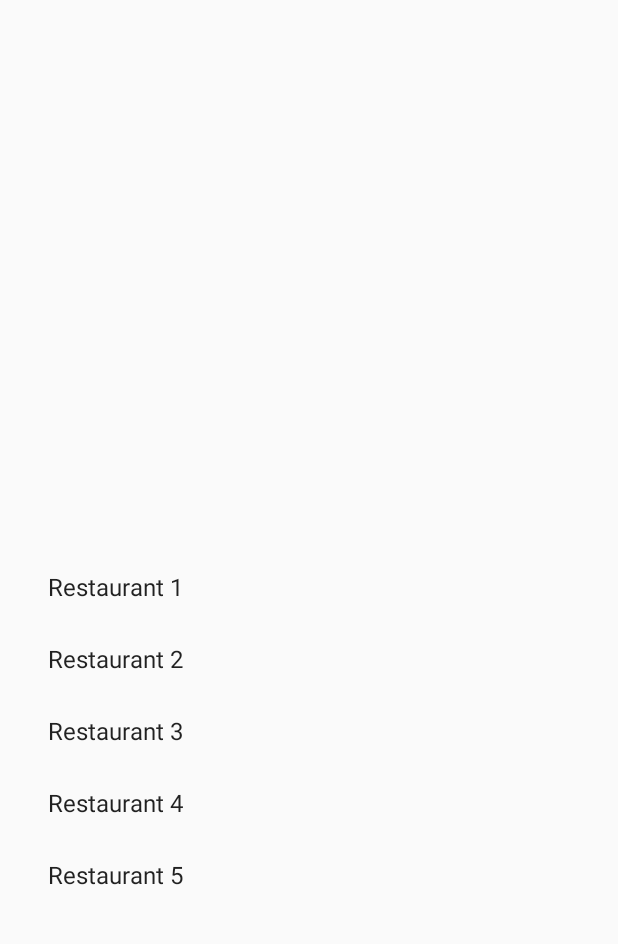
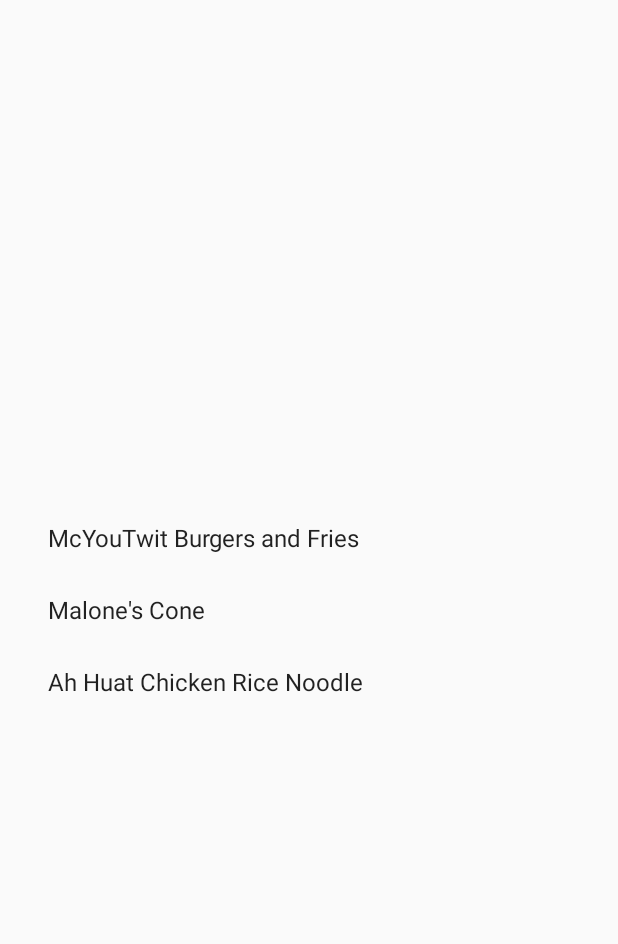
Before and after one commit to Vin11704/Q_less_java, an Android app: the HomePage screen opened directly, with no data from a screen before it, on a phone screen of 412 x 824 dp, the part 277-1221 px from its top. Run offline under Robolectric (Android 15) with nearby library versions, the phone set to English and light mode, and no system bars; Roboto replaces fonts that are not available here.

Commit message:
- linked search page to homepage

```diff
--- a/app/src/main/AndroidManifest.xml
+++ b/app/src/main/AndroidManifest.xml
@@ -44,7 +44,8 @@
 
         <activity
             android:name=".Search"
-            android:exported="false" />
+            android:exported="false"
+            />
 
         <activity
             android:name=".RestaurantInfo"
--- a/app/src/main/java/com/example/q_less_java/HomePage.java
+++ b/app/src/main/java/com/example/q_less_java/HomePage.java
@@ -7,6 +7,7 @@ import android.view.MenuItem;
 import androidx.recyclerview.widget.RecyclerView;
 
 import android.view.View;
+import android.widget.ArrayAdapter;
 import android.widget.SearchView;
 import android.widget.Toast;
 
@@ -22,9 +23,9 @@ import com.google.android.gms.maps.model.LatLng;
 
 public class HomePage extends AppCompatActivity {
     private RecyclerView restaurantRecyclerView;
-    private final String[] restaurantNames = {"Restaurant 1", "Restaurant 2", "Restaurant 3",
-            "Restaurant 4", "Restaurant 5"};
+    private final String[] restaurantNames = {"McYouTwit Burgers and Fries", "Malone's Cone", "Ah Huat Chicken Rice Noodle"};
     private RestaurantAdapter adapter;
+
 
     @Override
     protected void onCreate(Bundle savedInstanceState) {
@@ -59,15 +60,27 @@ public class HomePage extends AppCompatActivity {
 
         // Set item click listener to be notified when an item in the RecyclerView is clicked
         //RestaurantAdapter class defines this interface
+        searchView.setOnClickListener(new View.OnClickListener() {
+            @Override
+            public void onClick(View v) {
+                Intent searchIntent = new Intent(HomePage.this, Search.class);
+                startActivity(searchIntent);
+            }
+        });
         adapter.setOnItemClickListener(new RestaurantAdapter.OnItemClickListener() {
             @Override
             public void onItemClick(String selectedRestaurant) {
                 // You can navigate to the restaurant details activity or perform any other action here
                 Toast.makeText(HomePage.this, "Selected restaurant: " + selectedRestaurant, Toast.LENGTH_SHORT).show();
-                Intent intent = new Intent(HomePage .this, RestaurantInfo.class);
+                Intent intent = new Intent(HomePage.this, RestaurantInfo.class);
                 intent.putExtra("info", selectedRestaurant);
                 startActivity(intent);
-            }
+              //  if (selectedRestaurant.equals("McYouTwit Burgers and Fries")) {
+                   //Intent intent = new Intent(HomePage.this, restaurant1.class);
+                  //  intent.putExtra("info", selectedRestaurant);
+                  //  startActivity(intent);
+              //  }
+                }
         });
 
         // Setup search functionality
--- a/app/src/main/res/drawable/baseline_arrow_back_24.xml
+++ b/app/src/main/res/drawable/baseline_arrow_back_24.xml
@@ -1,5 +1,5 @@
 <vector android:autoMirrored="true" android:height="40dp"
-    android:tint="#FFFFFF" android:viewportHeight="24"
+    android:tint="#FF670E" android:viewportHeight="24"
     android:viewportWidth="24" android:width="40dp" xmlns:android="http://schemas.android.com/apk/res/android">
     <path android:fillColor="@android:color/white" android:pathData="M20,11H7.83l5.59,-5.59L12,4l-8,8 8,8 1.41,-1.41L7.83,13H20v-2z"/>
 </vector>
--- /dev/null
+++ b/app/src/main/res/drawable/baseline_arrow_back_24_white.xml
@@ -0,0 +1,5 @@
+<vector xmlns:android="http://schemas.android.com/apk/res/android" android:autoMirrored="true" android:height="40dp" android:tint="#FFFFFF" android:viewportHeight="24" android:viewportWidth="24" android:width="40dp">
+
+    <path android:fillColor="@android:color/white" android:pathData="M20,11H7.83l5.59,-5.59L12,4l-8,8 8,8 1.41,-1.41L7.83,13H20v-2z"/>
+
+</vector>
--- a/app/src/main/res/layout/activity_homepage.xml
+++ b/app/src/main/res/layout/activity_homepage.xml
@@ -39,6 +39,7 @@
         android:layout_height="wrap_content"
         android:layout_above="@id/map"
         android:layout_alignParentBottom="true"
+        android:layout_below="@id/map"
         android:layout_marginTop="10dp"
         android:layout_marginBottom="16dp" />
 
--- a/app/src/main/res/layout/activity_search.xml
+++ b/app/src/main/res/layout/activity_search.xml
@@ -23,7 +23,7 @@
             android:layout_height="50dp"
             android:layout_marginStart="0dp"
             android:background="@color/q_less__color"
-            android:src="@drawable/baseline_arrow_back_24"
+            android:src="@drawable/baseline_arrow_back_24_white"
             android:contentDescription="Back">
 
         </ImageButton>
```
Also changed, not shown: app/src/main/java/com/example/q_less_java/HistoryArrayAdapter.java (+12 -2 lines), app/src/main/java/com/example/q_less_java/Search.java (+30 -4 lines).
